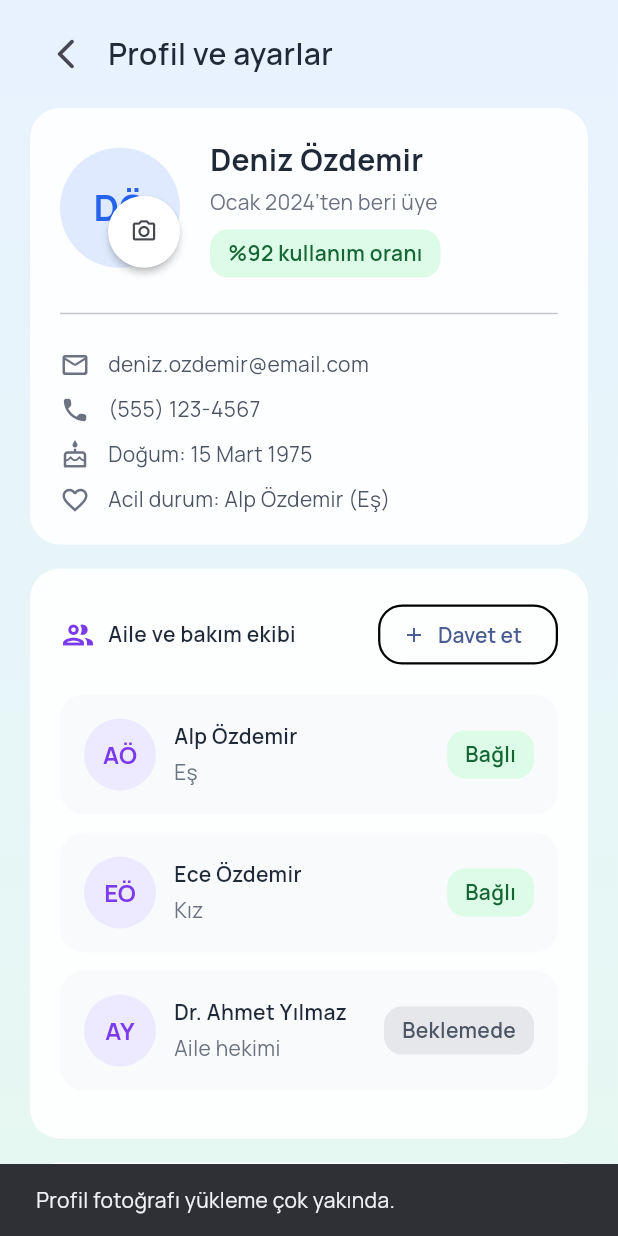
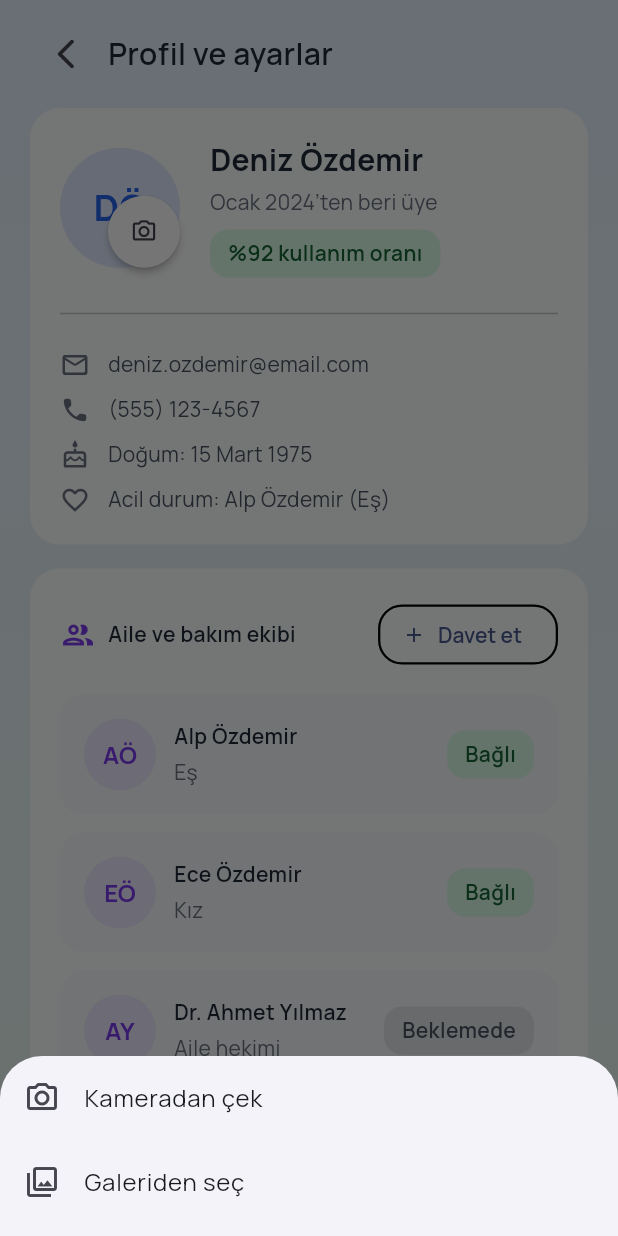
Before and after one commit to charlietlk/MediScan, a Flutter app: the ProfileScreen widget shown alone on an empty page, opened directly with empty values, after a tap on the "photo camera" icon, on a phone screen of 412 x 824 dp. Run offline on Flutter 3.47's test engine with Material 3 defaults, Android fonts, the phone set to English and light mode, and no system bars; our stand-ins replace geolocator, google_fonts, google_maps_flutter, image_picker, permission_handler; missing offline and left inert: google_mlkit_barcode_scanning, google_mlkit_commons, google_mlkit_text_recognition.

Commit message:
Update profile_screen.dart

```diff
--- a/lib/screens/profile_screen.dart
+++ b/lib/screens/profile_screen.dart
@@ -2,6 +2,8 @@ import 'package:flutter/material.dart';
 
 import '../models/app_screen.dart';
 import '../widgets/gradient_background.dart';
+import 'dart:io';
+import 'package:image_picker/image_picker.dart';
 
 class ProfileScreen extends StatefulWidget {
   const ProfileScreen({
@@ -27,11 +29,47 @@ class _ProfileScreenState extends State<ProfileScreen> {
 
   String _selectedLanguage = 'tr';
 
+  // -- PROFİL FOTOĞRAFI STATE ve METOTLARI --
+final ImagePicker _picker = ImagePicker();
+XFile? _profileImage;   // seçilen fotoğraf
+bool _pfBusy = false;   // aynı anda iki tıklamayı engelle
+
+Future<void> _pickProfileFromCamera() async {
+  if (_pfBusy) return;
+  setState(() => _pfBusy = true);
+  try {
+    final x = await _picker.pickImage(source: ImageSource.camera, maxWidth: 1600);
+    if (x != null) setState(() => _profileImage = x);
+  } finally {
+    if (mounted) setState(() => _pfBusy = false);
+  }
+}
+
+Future<void> _pickProfileFromGallery() async {
+  if (_pfBusy) return;
+  setState(() => _pfBusy = true);
+  try {
+    final x = await _picker.pickImage(source: ImageSource.gallery, maxWidth: 1600);
+    if (x != null) setState(() => _profileImage = x);
+  } finally {
+    if (mounted) setState(() => _pfBusy = false);
+  }
+}
+
+void _showSnack(String msg) {
+  if (!mounted) return;
+  ScaffoldMessenger.of(context).showSnackBar(
+    SnackBar(content: Text(msg), behavior: SnackBarBehavior.floating),
+  );
+}
+
+
   final List<_FamilyMember> familyMembers = const [
     _FamilyMember('Alp Özdemir', 'Eş', 'AÖ', true),
     _FamilyMember('Ece Özdemir', 'Kız', 'EÖ', true),
     _FamilyMember('Dr. Ahmet Yılmaz', 'Aile hekimi', 'AY', false),
   ];
+
 
   Future<void> _showLanguagePicker() async {
     final selected = await showModalBottomSheet<String>(
@@ -129,17 +167,22 @@ class _ProfileScreenState extends State<ProfileScreen> {
                       children: [
                         Stack(
   children: [
-                            const CircleAvatar(
+    CircleAvatar(
       radius: 40,
-                              backgroundColor: Color(0xFFE0EAFF),
-                              child: Text(
+      backgroundColor: const Color(0xFFE0EAFF),
+      backgroundImage: (_profileImage != null)
+          ? FileImage(File(_profileImage!.path))
+          : null,
+      child: (_profileImage == null)
+          ? const Text(
               'DÖ',
               style: TextStyle(
                 fontSize: 24,
                 fontWeight: FontWeight.w700,
                 color: Color(0xFF2563EB),
               ),
-                              ),
+            )
+          : null,
     ),
     Positioned(
       bottom: 0,
@@ -150,10 +193,37 @@ class _ProfileScreenState extends State<ProfileScreen> {
         elevation: 2,
         child: IconButton(
           iconSize: 20,
-                                  onPressed: () {
-                                    ScaffoldMessenger.of(context).showSnackBar(
-                                      const SnackBar(content: Text('Profil fotoğrafı yükleme çok yakında.')),
+          tooltip: 'Profil fotoğrafı',
+          onPressed: () async {
+            // alt menü aç: kamera/galeri
+            final source = await showModalBottomSheet<String>(
+              context: context,
+              builder: (ctx) => SafeArea(
+                child: Column(
+                  mainAxisSize: MainAxisSize.min,
+                  children: [
+                    ListTile(
+                      leading: const Icon(Icons.photo_camera_outlined),
+                      title: const Text('Kameradan çek'),
+                      onTap: () => Navigator.pop(ctx, 'camera'),
+                    ),
+                    ListTile(
+                      leading: const Icon(Icons.photo_library_outlined),
+                      title: const Text('Galeriden seç'),
+                      onTap: () => Navigator.pop(ctx, 'gallery'),
+                    ),
+                    const SizedBox(height: 8),
+                  ],
+                ),
+              ),
             );
+
+            if (!mounted || source == null) return;
+            if (source == 'camera') {
+              await _pickProfileFromCamera();
+            } else if (source == 'gallery') {
+              await _pickProfileFromGallery();
+            }
           },
           icon: const Icon(Icons.photo_camera_outlined, size: 18),
         ),
@@ -161,6 +231,7 @@ class _ProfileScreenState extends State<ProfileScreen> {
     ),
   ],
 ),
+
                         const SizedBox(width: 20),
                         Expanded(
                           child: Column(
```
Lines whose indentation alone changed are shown as unchanged.
